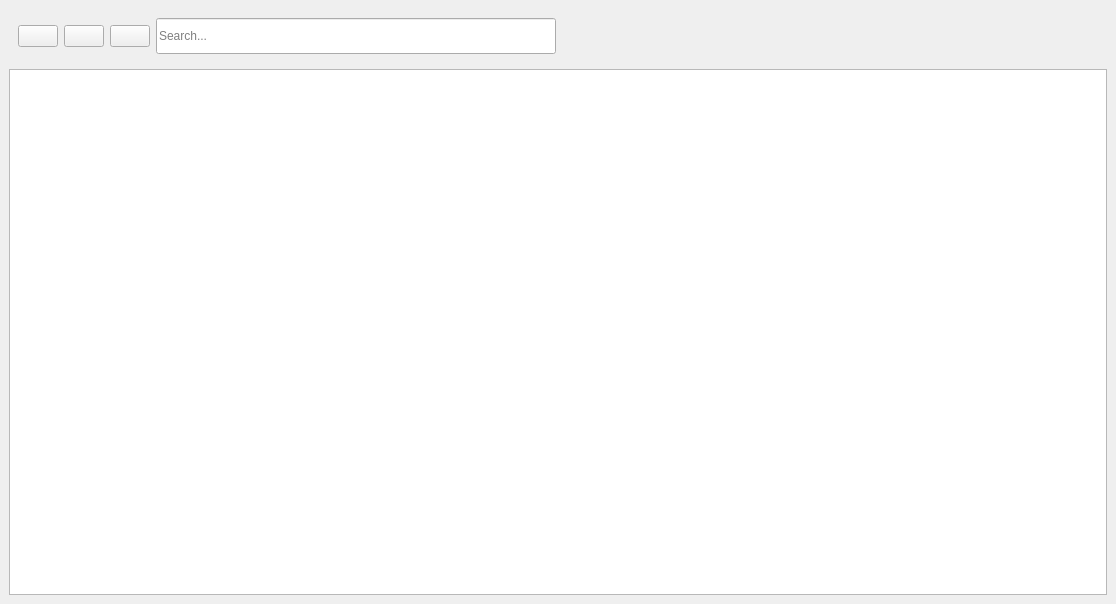
Above: ui/winDataDictionary.ui from S31F3R/DataDoctor before the change. Below: the same form after it.
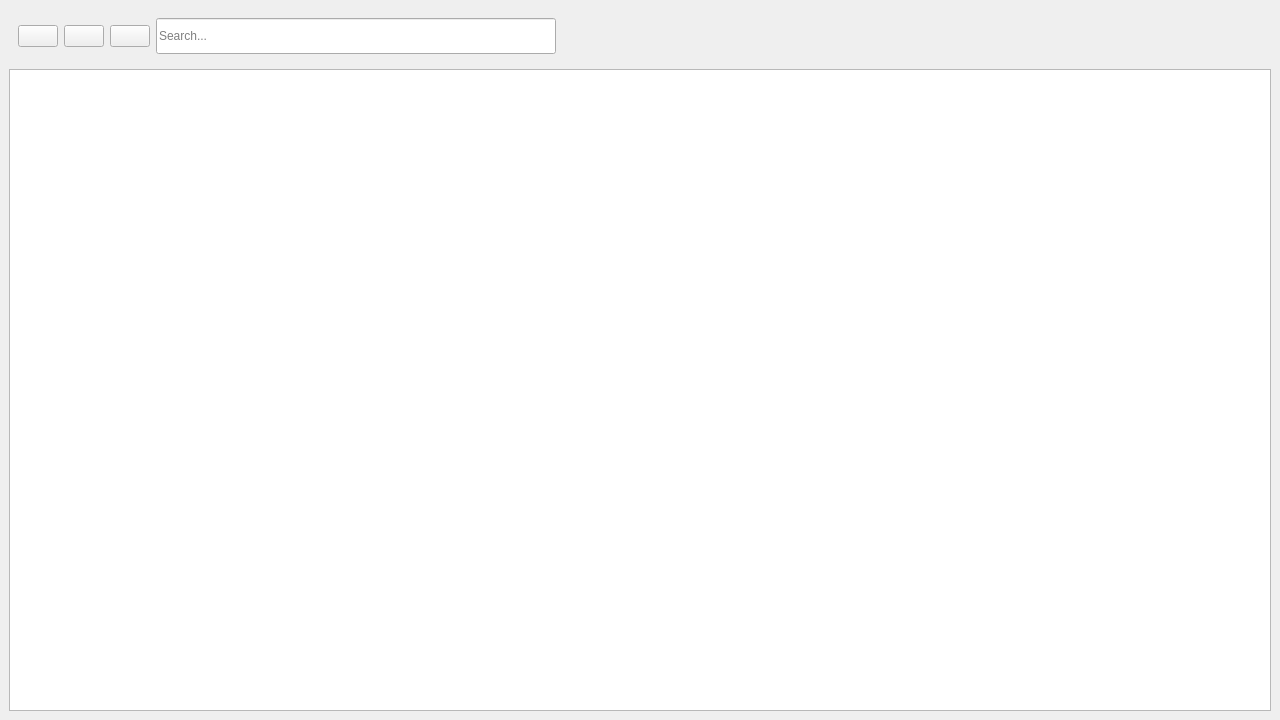
That is the form after the change. Icons and pictures are not drawn.

```diff
--- a/ui/winDataDictionary.ui
+++ b/ui/winDataDictionary.ui
@@ -6,10 +6,16 @@
    <rect>
     <x>0</x>
     <y>0</y>
-    <width>1116</width>
-    <height>604</height>
+    <width>1280</width>
+    <height>720</height>
    </rect>
   </property>
+  <property name="minimumSize">
+   <size>
+    <width>900</width>
+    <height>500</height>
+   </size>
+  </property>
   <property name="windowTitle">
    <string>Data Dictionary</string>
   </property>
```
